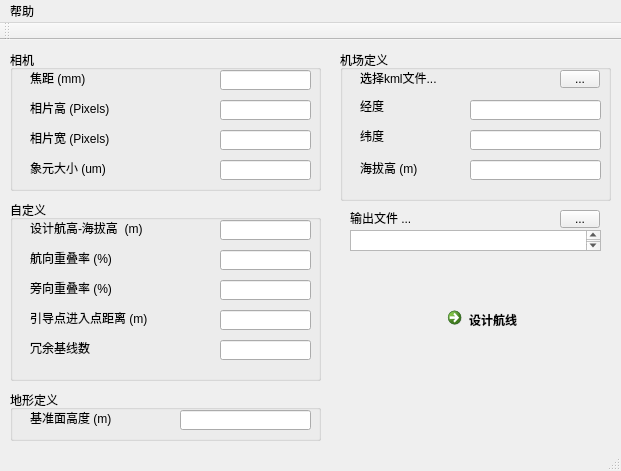
Above: mainwindow.ui from XiaogangSu/AirPhotoPlanner before the change. Below: the same form after it.
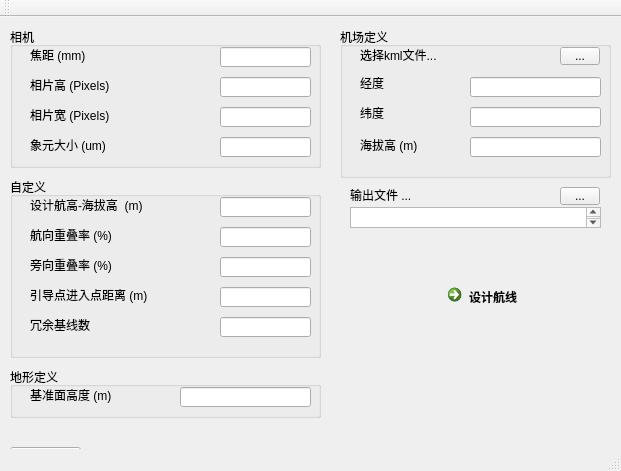
That is the form after the change.

Commit message: modify help, menu, Mouse style

```diff
--- a/mainwindow.ui
+++ b/mainwindow.ui
@@ -478,23 +478,6 @@
     </widget>
    </widget>
   </widget>
-  <widget class="QMenuBar" name="menuBar">
-   <property name="geometry">
-    <rect>
-     <x>0</x>
-     <y>0</y>
-     <width>621</width>
-     <height>23</height>
-    </rect>
-   </property>
-   <widget class="QMenu" name="menu">
-    <property name="title">
-     <string>帮助</string>
-    </property>
-    <addaction name="menuAboutUs"/>
-   </widget>
-   <addaction name="menu"/>
-  </widget>
   <widget class="QToolBar" name="mainToolBar">
    <attribute name="toolBarArea">
     <enum>TopToolBarArea</enum>
```
The commit also changes 40 other files.
